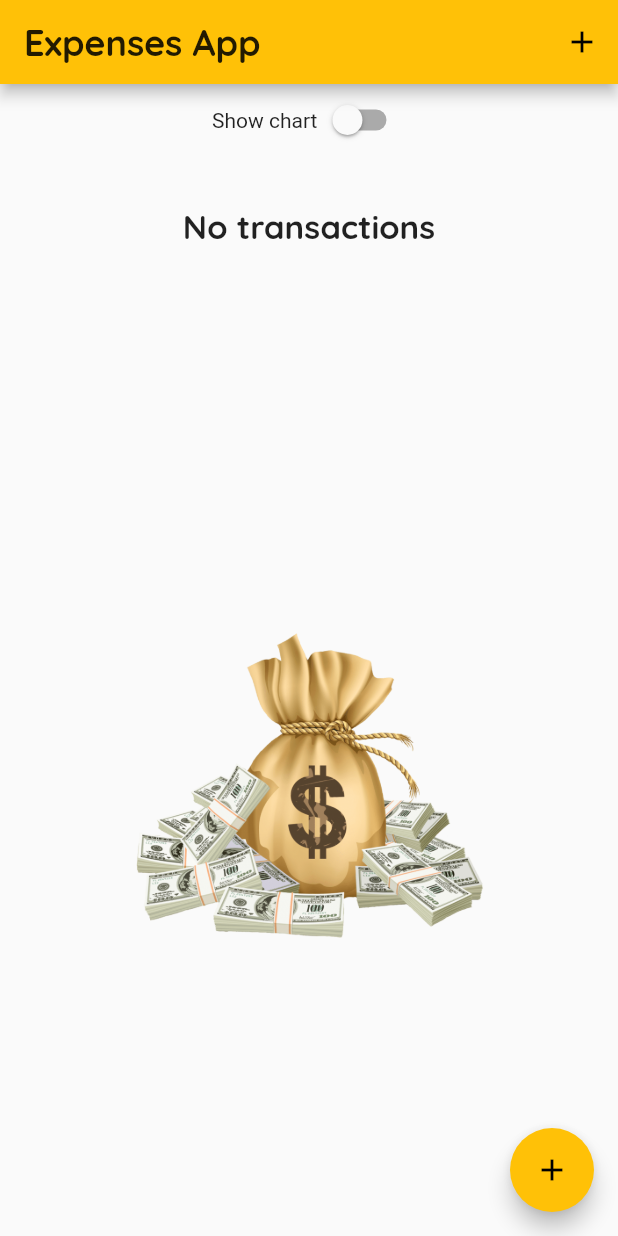
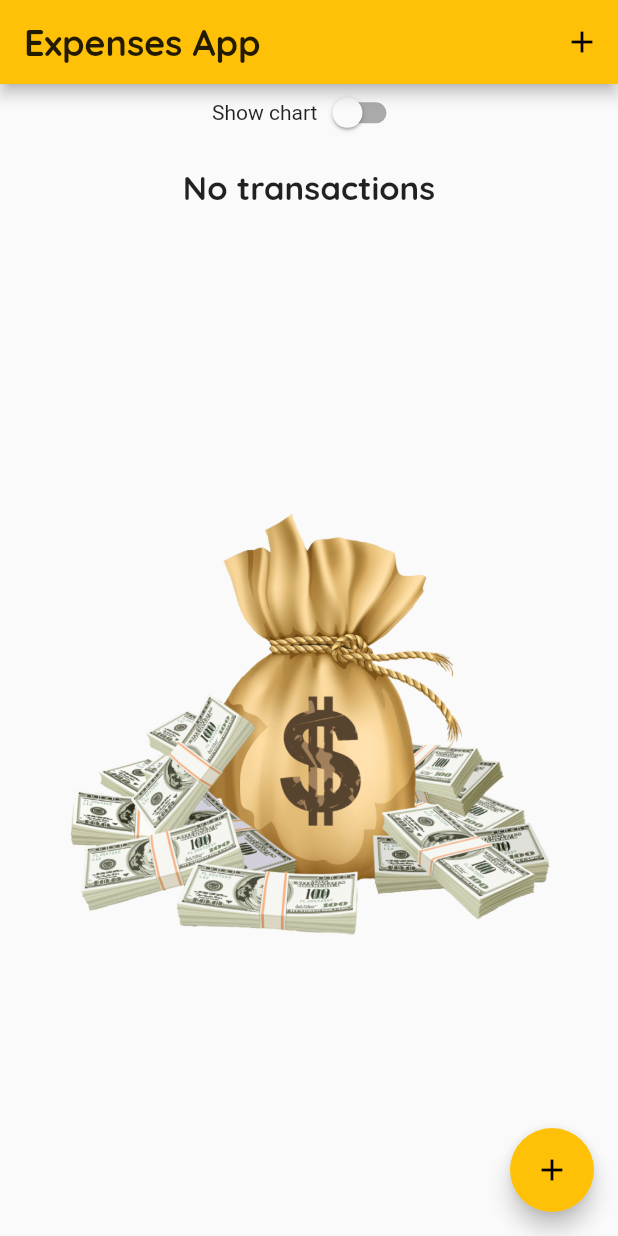
Before and after one commit to Kvitusja/expenses_tracker, a Flutter app: the screen it shows after launch, on a phone screen of 412 x 824 dp. Run offline on Flutter 3.47's test engine with Material 2 defaults, Android fonts, the phone set to English and light mode, and no system bars.

Commit message:
'landscape mode'

```diff
--- a/lib/widgets/main_screen_widget.dart
+++ b/lib/widgets/main_screen_widget.dart
@@ -85,27 +85,48 @@ class _MainScreenWidgetState extends State<MainScreenWidget> {
         child: Column(
           crossAxisAlignment: CrossAxisAlignment.stretch,
           children: [
-            Row(
+            SizedBox(
+              height: (MediaQuery.of(context).size.height -
+                  appBar.preferredSize.height -
+                  MediaQuery.of(context).padding.top) *
+                  0.05,
+              child: Row(
                 mainAxisAlignment: MainAxisAlignment.center,
                 children: [
                   const Text('Show chart'),
                   Switch(
                       value: _showChart,
-                    onChanged: (newValue){
+                      onChanged: (newValue) {
                         setState(() {
                           _showChart = newValue;
                         });
                       }),
                 ],
               ),
-            _showChart ? SizedBox(
+            ),
+            _showChart
+                ? Column(
+                    crossAxisAlignment: CrossAxisAlignment.stretch,
+                    children: [
+                      SizedBox(
                         height: (MediaQuery.of(context).size.height -
                                 appBar.preferredSize.height -
                                 MediaQuery.of(context).padding.top) *
                             0.25,
                         child: Chart(recentTransactions: _recentTransactions),
-            ) :
+                      ),
                       SizedBox(
+                        height: (MediaQuery.of(context).size.height -
+                                appBar.preferredSize.height -
+                                MediaQuery.of(context).padding.top) *
+                            0.7,
+                        child: TransactionsList(
+                            transactions: _userTransactions,
+                            deleteTransaction: _deleteTransaction),
+                      ),
+                    ],
+                  )
+                : SizedBox(
                     height: (MediaQuery.of(context).size.height -
                             appBar.preferredSize.height -
                             MediaQuery.of(context).padding.top) *
--- a/lib/widgets/transactions_list.dart
+++ b/lib/widgets/transactions_list.dart
@@ -6,7 +6,8 @@ import '../models/transactions.dart';
 class TransactionsList extends StatefulWidget {
   final Function deleteTransaction;
   final List<Transactions> transactions;
-  const TransactionsList({Key? key, required this.transactions, required this.deleteTransaction})
+  const TransactionsList(
+      {Key? key, required this.transactions, required this.deleteTransaction})
       : super(key: key);
 
   @override
@@ -19,7 +20,8 @@ class _TransactionsListState extends State<TransactionsList> {
     return Container(
       //height: 500,
       child: widget.transactions.isEmpty
-          ? Column(
+          ? LayoutBuilder(builder: (context, constraints) {
+              return Column(
                 mainAxisAlignment: MainAxisAlignment.spaceAround,
                 children: [
                   Text(
@@ -30,12 +32,12 @@ class _TransactionsListState extends State<TransactionsList> {
                     height: 100,
                   ),
                   SizedBox(
-                  height: 250,
-                  width: 300,
+                    height: constraints.maxHeight * 0.6,
                     child: Image.asset('assets/images/money.png'),
                   ),
                 ],
-            )
+              );
+            })
           : ListView.builder(
               itemCount: widget.transactions.length,
               itemBuilder: (BuildContext context, int index) {
@@ -62,7 +64,8 @@ class _TransactionsListState extends State<TransactionsList> {
                           .format(widget.transactions[index].date),
                     ),
                     trailing: IconButton(
-                        onPressed: () => widget.deleteTransaction(widget.transactions[index].id),
+                        onPressed: () => widget
+                            .deleteTransaction(widget.transactions[index].id),
                         icon: const Icon(Icons.cancel_outlined)),
                   ),
                 );
```
Lines whose indentation alone changed are shown as unchanged.
